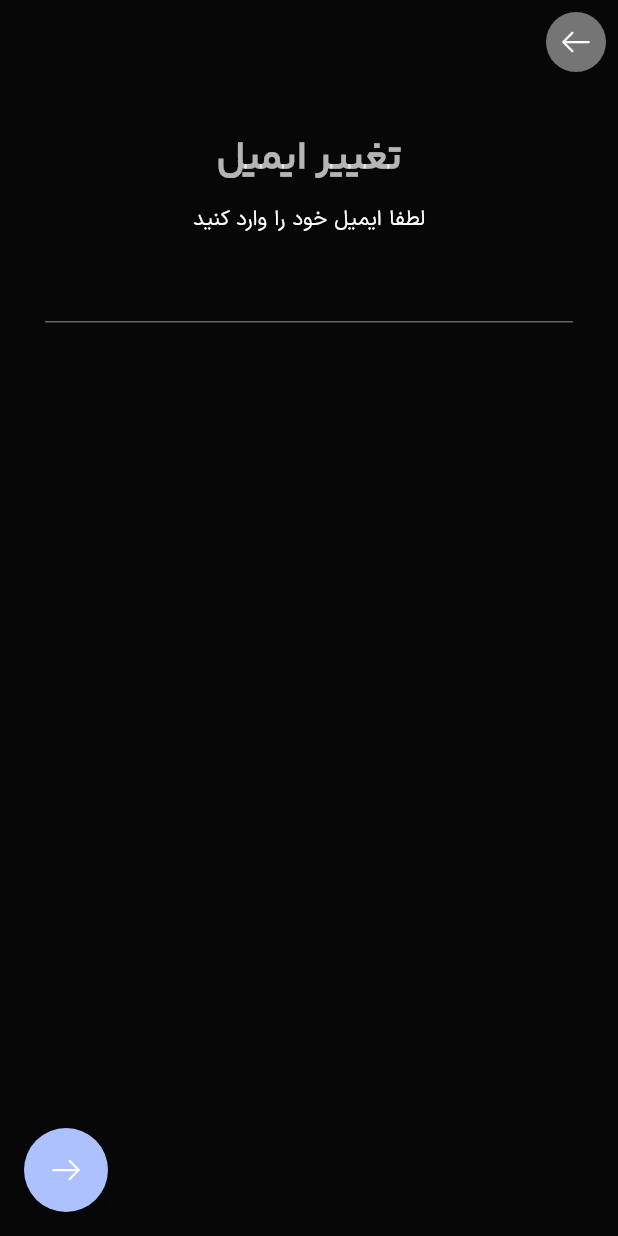
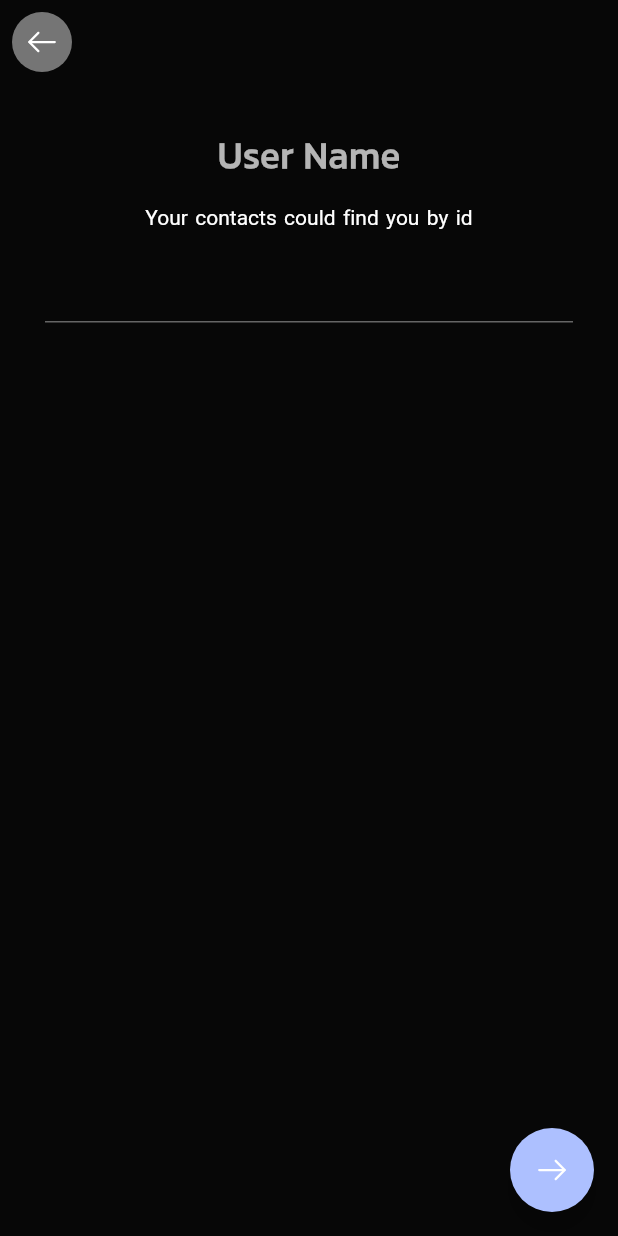
Before and after one commit to Abolfazl-MI/deltangi, a Flutter app: the screen it shows after launch, on a phone screen of 412 x 824 dp. Run offline on Flutter 3.47's test engine with Material 2 defaults, Android fonts, the light colour scheme and no system bars; our stand-ins replace flutter_svg, get, intl_phone_field, pinput, styled_text.

Commit message:
created edit set username screen

```diff
--- a/lib/controllers/language_controller.dart
+++ b/lib/controllers/language_controller.dart
@@ -34,12 +34,18 @@ class LanguageConstant {
   static const String send = 'send';
   static const String editEmail = 'editEmail';
   static const String pleaseEnterEmail = 'please_enter_email_address';
+  static const String createUserName = 'create_user_name';
+  static const String editUserName = 'edit_user_name';
+  static const String setUserName = 'set_user_named';
+  static const String contactsFindYouWithId = 'contact_could_find_you_by_id';
 }
 
 class Language extends Translations {
   @override
   Map<String, Map<String, String>> get keys => {
         "fa_IR": {
+          LanguageConstant.contactsFindYouWithId:'مخاطب شما میتواند شما با استفاده از ایدی شما را پیدا کند',
+          LanguageConstant.setUserName:'نام کاربری خود را ایجاد کنید',
           LanguageConstant.pleaseEnterEmail: 'لطفا ایمیل خود را وارد کنید',
           LanguageConstant.editEmail: 'تغییر ایمیل',
           LanguageConstant.send: 'ارسال',
@@ -116,7 +122,9 @@ class Language extends Translations {
           LanguageConstant.todayMessageCount: 'Today’s messages',
           LanguageConstant.dailyNote: 'Daily Messages',
           LanguageConstant.youCouldWriteDailyNotes:
-              'you can write message to your  partner every day'
+              'you can write message to your  partner every day',
+              LanguageConstant.contactsFindYouWithId:'Your contacts could find you by id',
+          LanguageConstant.setUserName:'User Name'
         },
       };
 }
--- a/lib/main.dart
+++ b/lib/main.dart
@@ -32,8 +32,8 @@ class MyApp extends StatelessWidget {
       themeMode: ThemeMode.dark,
       translations: Language(),
       getPages: AppRouter.pages,
-      initialRoute: AppRouteNames.editEmailScreen,
-      locale: Locale('fa', 'IR'),
+      initialRoute: AppRouteNames.setEditUserNameScreen,
+      locale: Locale('en', 'Us'),
       fallbackLocale: Locale('en', 'US'),
     );
   }
--- a/lib/views/router/route_names.dart
+++ b/lib/views/router/route_names.dart
@@ -9,4 +9,5 @@ class AppRouteNames {
   static const String notificationSettingPage = '/notificationSettingScreen';
   static const String dailyNotes = '/dailyNotesScreen';
   static const String editEmailScreen = '/editEmailScreen';
+  static const String setEditUserNameScreen = '/setEditUsernameScreen';
 }
--- a/lib/views/router/router.dart
+++ b/lib/views/router/router.dart
@@ -2,6 +2,7 @@ import 'package:deltangi/views/router/route_names.dart';
 import 'package:deltangi/views/screens/complete_profile/complete_profile_screen.dart';
 import 'package:deltangi/views/screens/daily_notes/daily_note_screeen.dart';
 import 'package:deltangi/views/screens/edit_email_screen/edit_email_screen.dart';
+import 'package:deltangi/views/screens/edit_user_name/edit_user_name.dart';
 import 'package:deltangi/views/screens/find_your_partner/find_your_partnner.dart';
 import 'package:deltangi/views/screens/introduction/intro_screen.dart';
 import 'package:deltangi/views/screens/notification_setting/notification_setting.dart';
@@ -40,6 +41,8 @@ class AppRouter {
     GetPage(
       name: AppRouteNames.editEmailScreen,
       page: () => EditEmailScreen(),
-    )
+    ),
+    GetPage(
+        name: AppRouteNames.setEditUserNameScreen, page: () => EditUserName())
   ];
 }
--- /dev/null
+++ b/lib/views/screens/edit_user_name/edit_user_name.dart
@@ -0,0 +1,68 @@
+
+
+import 'package:deltangi/controllers/language_controller.dart';
+import 'package:deltangi/gen/assets.gen.dart';
+import 'package:deltangi/views/widgets/icon_button_background.dart';
+import 'package:flutter/material.dart';
+import 'package:flutter_svg/svg.dart';
+import 'package:get/get_utils/get_utils.dart';
+
+class EditUserName extends StatelessWidget {
+  const EditUserName({super.key});
+
+  @override
+  Widget build(BuildContext context) {
+     TextTheme textTheme = Theme.of(context).textTheme;
+    return Scaffold(
+      floatingActionButton: FloatingActionButton(
+        onPressed: () {},
+        child: SvgPicture.asset(Assets.icons.arrowForward),
+      ),
+      appBar: AppBar(
+        elevation: 0,
+        backgroundColor: Colors.transparent,
+        leading: Padding(
+          padding: const EdgeInsets.all(8.0),
+          child: CircleIconButton(
+            iconPath: Assets.icons.arrowLeft,
+            onTap: () {},
+          ),
+        ),
+      ),
+      body: Column(
+        children: [
+          SizedBox(
+            height: 30,
+          ),
+          Center(
+            child: Text(
+              LanguageConstant.setUserName.tr,
+              style: textTheme.headlineLarge!
+                  .copyWith(fontSize: 26, fontWeight: FontWeight.bold),
+            ),
+          ),
+          SizedBox(
+            height: 10,
+          ),
+          Center(
+            child: Text(
+              LanguageConstant.contactsFindYouWithId.tr,
+              style: textTheme.bodyLarge!.copyWith(fontSize: 14),
+            ),
+          ),
+          SizedBox(
+            height: 10,
+          ),
+          Padding(
+            padding: const EdgeInsets.symmetric(horizontal: 30),
+            child: TextFormField(
+              onTapOutside: (value) {
+                FocusScope.of(context).unfocus();
+              },
+            ),
+          )
+        ],
+      ),
+    );
+  }
+}
```
